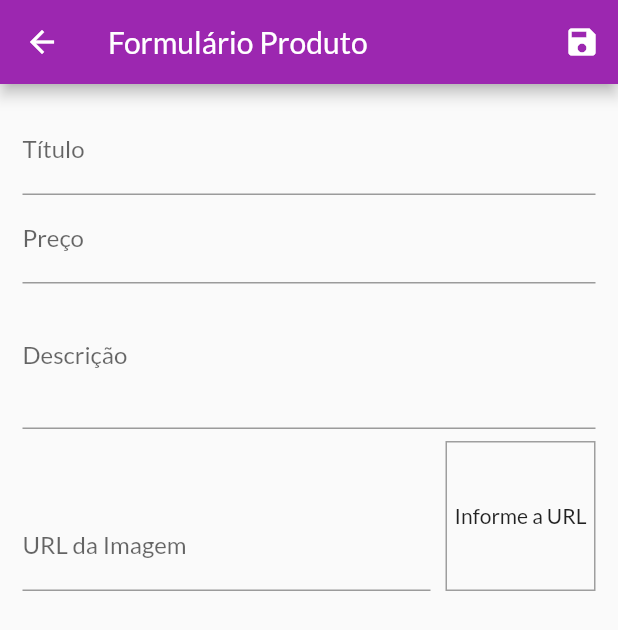
After one commit to Augustocastilho/AppShop, a Flutter app: the ProductFormScreen screen opened by its route, after a tap on the "save" icon, on a phone screen of 412 x 824 dp. The commit adds this screen. Shown: the top 630 px of the screen. Run offline on Flutter 3.47's test engine with Material 2 defaults, Android fonts, the phone set to English and light mode, and no system bars; network calls fail.

Commit message:
Criacao da tela de novo produto

```diff
--- a/lib/main.dart
+++ b/lib/main.dart
@@ -7,6 +7,7 @@ import 'views/product_detail_screen.dart';
 import 'views/cart_screen.dart';
 import 'views/orders_screen.dart';
 import 'views/products_screen.dart';
+import 'views/product_form_screen.dart';
 
 import 'providers/products.dart';
 import 'providers/cart.dart';
@@ -43,6 +44,7 @@ class MyApp extends StatelessWidget {
           AppRoutes.CART: (ctx) => CartScreen(),
           AppRoutes.ORDERS: (ctx) => OrderScreen(),
           AppRoutes.PRODUCTS: (ctx) => ProductsScreen(),
+          AppRoutes.PRODUCT_FORM: (ctx) => ProductFormScreen(),
         },
       ),
     );
--- a/lib/utils/app_routes.dart
+++ b/lib/utils/app_routes.dart
@@ -4,4 +4,5 @@ class AppRoutes {
   static const CART = '/cart';
   static const ORDERS = '/orders';
   static const PRODUCTS = '/products';
+  static const PRODUCT_FORM = '/product-form';
 }
--- /dev/null
+++ b/lib/views/product_form_screen.dart
@@ -0,0 +1,145 @@
+import 'dart:math';
+
+import 'package:flutter/material.dart';
+
+import '../providers/product.dart';
+
+class ProductFormScreen extends StatefulWidget {
+  @override
+  _ProductFormScreenState createState() => _ProductFormScreenState();
+}
+
+class _ProductFormScreenState extends State<ProductFormScreen> {
+  final _priceFocusNode = FocusNode();
+  final _descriptionFocusNode = FocusNode();
+  final _imageUrlFocusNode = FocusNode();
+  final _imageUrlController = TextEditingController();
+  final _form = GlobalKey<FormState>();
+  final _formData = Map<String, Object>();
+
+  @override
+  void initState() {
+    super.initState();
+    _imageUrlFocusNode.addListener(_updateImage);
+  }
+
+  void _updateImage() {
+    setState(() {});
+  }
+
+  @override
+  void dispose() {
+    //utilizado para limpar qualquer memória que esteja sendo utilizada por eles
+    super.dispose();
+    _priceFocusNode.dispose();
+    _descriptionFocusNode.dispose();
+    _imageUrlFocusNode.removeListener(_updateImage);
+    _imageUrlFocusNode.dispose();
+  }
+
+  void _saveForm() {
+    _form.currentState.save();
+
+    final newProduct = Product(
+      id: Random().nextDouble().toString(),
+      title: _formData['title'],
+      price: _formData['price'],
+      description: _formData['description'],
+      imageUrl: _formData['imageUrl'],
+    );
+  }
+
+  @override
+  Widget build(BuildContext context) {
+    return Scaffold(
+      appBar: AppBar(
+        title: Text("Formulário Produto"),
+        actions: <Widget>[
+          IconButton(
+            icon: Icon(Icons.save),
+            onPressed: () {
+              _saveForm();
+            },
+          )
+        ],
+      ),
+      body: Padding(
+        padding: const EdgeInsets.all(15),
+        child: Form(
+          key: _form,
+          child: ListView(
+            children: <Widget>[
+              TextFormField(
+                decoration: InputDecoration(labelText: "Título"),
+                textInputAction: TextInputAction.next,
+                onFieldSubmitted: (_) {
+                  FocusScope.of(context).requestFocus(_priceFocusNode);
+                },
+                onSaved: (value) => _formData['title'] = value,
+              ),
+              TextFormField(
+                decoration: InputDecoration(labelText: "Preço"),
+                textInputAction: TextInputAction.next,
+                focusNode: _priceFocusNode,
+                keyboardType: TextInputType.numberWithOptions(
+                  decimal: true,
+                ),
+                onFieldSubmitted: (_) {
+                  FocusScope.of(context).requestFocus(_descriptionFocusNode);
+                },
+                onSaved: (value) => _formData['price'] = double.parse(value),
+              ),
+              TextFormField(
+                decoration: InputDecoration(labelText: "Descrição"),
+                maxLines: 3,
+                keyboardType: TextInputType.multiline,
+                focusNode: _descriptionFocusNode,
+                onSaved: (value) => _formData['description'] = value,
+              ),
+              Row(
+                crossAxisAlignment: CrossAxisAlignment.end,
+                children: <Widget>[
+                  Expanded(
+                    child: TextFormField(
+                      decoration: InputDecoration(labelText: "URL da Imagem"),
+                      keyboardType: TextInputType.url,
+                      textInputAction: TextInputAction.done,
+                      focusNode: _imageUrlFocusNode,
+                      controller: _imageUrlController,
+                      onFieldSubmitted: (_) {
+                        _saveForm();
+                      },
+                      onSaved: (value) => _formData['imageUrl'] = value,
+                    ),
+                  ),
+                  Container(
+                    width: 100,
+                    height: 100,
+                    margin: EdgeInsets.only(
+                      top: 8,
+                      left: 10,
+                    ),
+                    decoration: BoxDecoration(
+                      border: Border.all(
+                        color: Colors.grey,
+                        width: 1,
+                      ),
+                    ),
+                    alignment: Alignment.center,
+                    child: _imageUrlController.text.isEmpty
+                        ? Text("Informe a URL")
+                        : FittedBox(
+                            child: Image.network(
+                            _imageUrlController.text,
+                            fit: BoxFit.cover,
+                          )),
+                  )
+                ],
+              )
+            ],
+          ),
+        ),
+      ),
+    );
+  }
+}
--- a/lib/views/products_screen.dart
+++ b/lib/views/products_screen.dart
@@ -1,5 +1,6 @@
 import 'package:flutter/material.dart';
 import 'package:provider/provider.dart';
+import 'package:shop/utils/app_routes.dart';
 
 import '../widgets/app_drawer.dart';
 import '../widgets/product_item.dart';
@@ -16,7 +17,11 @@ class ProductsScreen extends StatelessWidget {
         actions: <Widget>[
           IconButton(
             icon: const Icon(Icons.add),
-            onPressed: () {},
+            onPressed: () {
+              Navigator.of(context).pushNamed(
+                AppRoutes.PRODUCT_FORM,
+              );
+            },
           )
         ],
       ),
```
